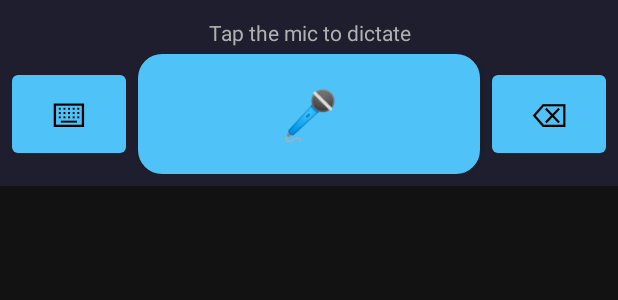
After one commit to Jonathan-A-White/whisper-hid, an Android app: the layout voice_keyboard.xml on its own in the app's theme, with its tools: preview values and no code run, on a phone screen of 412 x 824 dp. The commit adds this screen. Shown: the top 300 px of the screen. Run offline under Robolectric (Android 15) with nearby library versions, the light colour scheme and no system bars.

Commit message:
Whisper voice input method and a Set up voice keyboard button

```diff
--- a/app/src/main/java/com/whisperbt/keyboard/MainActivity.kt
+++ b/app/src/main/java/com/whisperbt/keyboard/MainActivity.kt
@@ -11,6 +11,7 @@ import android.net.Uri
 import android.os.Build
 import android.os.Bundle
 import android.os.IBinder
+import android.provider.Settings
 import android.widget.Button
 import android.widget.TextView
 import android.widget.Toast
@@ -45,6 +46,9 @@ class MainActivity : AppCompatActivity() {
 
         btnOpenPwa.setOnClickListener { openPwa() }
         btnStopService.setOnClickListener { stopHidService() }
+        findViewById<Button>(R.id.btnSetupVoiceKeyboard).setOnClickListener {
+            startActivity(Intent(Settings.ACTION_INPUT_METHOD_SETTINGS))
+        }
 
         // Starting the connectedDevice foreground service before BLUETOOTH_CONNECT
         // is granted crashes on Android 14+ — wait for the grant on first launch.
--- /dev/null
+++ b/app/src/main/res/drawable/voice_mic_idle.xml
@@ -0,0 +1,5 @@
+<?xml version="1.0" encoding="utf-8"?>
+<shape xmlns:android="http://schemas.android.com/apk/res/android" android:shape="rectangle">
+    <solid android:color="@color/primary_variant" />
+    <corners android:radius="16dp" />
+</shape>
--- /dev/null
+++ b/app/src/main/res/drawable/voice_mic_recording.xml
@@ -0,0 +1,5 @@
+<?xml version="1.0" encoding="utf-8"?>
+<shape xmlns:android="http://schemas.android.com/apk/res/android" android:shape="rectangle">
+    <solid android:color="@color/recording_red" />
+    <corners android:radius="16dp" />
+</shape>
--- /dev/null
+++ b/app/src/main/res/layout/voice_keyboard.xml
@@ -0,0 +1,55 @@
+<?xml version="1.0" encoding="utf-8"?>
+<LinearLayout xmlns:android="http://schemas.android.com/apk/res/android"
+    android:layout_width="match_parent"
+    android:layout_height="wrap_content"
+    android:orientation="vertical"
+    android:padding="8dp"
+    android:background="@color/surface_dark">
+
+    <TextView
+        android:id="@+id/voiceStatus"
+        android:layout_width="match_parent"
+        android:layout_height="wrap_content"
+        android:gravity="center"
+        android:minHeight="28dp"
+        android:text="@string/voice_status_idle"
+        android:textSize="14sp"
+        android:textColor="@color/on_surface_secondary" />
+
+    <LinearLayout
+        android:layout_width="match_parent"
+        android:layout_height="wrap_content"
+        android:orientation="horizontal"
+        android:gravity="center_vertical">
+
+        <Button
+            android:id="@+id/voiceSwitch"
+            android:layout_width="0dp"
+            android:layout_height="64dp"
+            android:layout_weight="1"
+            android:text="@string/voice_switch_key"
+            android:contentDescription="@string/voice_switch_description"
+            android:textSize="22sp" />
+
+        <Button
+            android:id="@+id/voiceMic"
+            android:layout_width="0dp"
+            android:layout_height="80dp"
+            android:layout_weight="3"
+            android:layout_marginStart="8dp"
+            android:layout_marginEnd="8dp"
+            android:background="@drawable/voice_mic_idle"
+            android:text="@string/voice_mic_key"
+            android:contentDescription="@string/voice_mic_description"
+            android:textSize="32sp" />
+
+        <Button
+            android:id="@+id/voiceBackspace"
+            android:layout_width="0dp"
+            android:layout_height="64dp"
+            android:layout_weight="1"
+            android:text="@string/voice_backspace_key"
+            android:contentDescription="@string/voice_backspace_description"
+            android:textSize="22sp" />
+    </LinearLayout>
+</LinearLayout>
--- a/app/src/main/res/values/strings.xml
+++ b/app/src/main/res/values/strings.xml
@@ -3,4 +3,13 @@
     <string name="app_name">Whisper HID Service</string>
     <string name="open_pwa">Open Whisper Keyboard</string>
     <string name="stop_service">Stop Service</string>
+    <string name="setup_voice_keyboard">Set up voice keyboard</string>
+    <string name="voice_ime_label">Whisper voice</string>
+    <string name="voice_status_idle">Tap the mic to dictate</string>
+    <string name="voice_mic_key">&#x1F3A4;</string>
+    <string name="voice_switch_key">&#x2328;</string>
+    <string name="voice_backspace_key">&#x232B;</string>
+    <string name="voice_mic_description">Dictate</string>
+    <string name="voice_switch_description">Switch keyboard</string>
+    <string name="voice_backspace_description">Backspace</string>
 </resources>
--- /dev/null
+++ b/app/src/main/res/xml/method.xml
@@ -0,0 +1,3 @@
+<?xml version="1.0" encoding="utf-8"?>
+<input-method xmlns:android="http://schemas.android.com/apk/res/android"
+    android:settingsActivity="com.whisperbt.keyboard.MainActivity" />
```
Also changed, not shown: app/src/main/AndroidManifest.xml (+14 -0 lines), app/src/main/java/com/whisperbt/keyboard/HttpVoiceTranscriber.kt (added, +50 -0 lines), app/src/main/java/com/whisperbt/keyboard/VoiceInputMethodService.kt (added, +88 -0 lines), app/src/main/res/layout/activity_main.xml (+8 -0 lines), app/src/main/res/xml/network_security_config.xml (added, +8 -0 lines).
